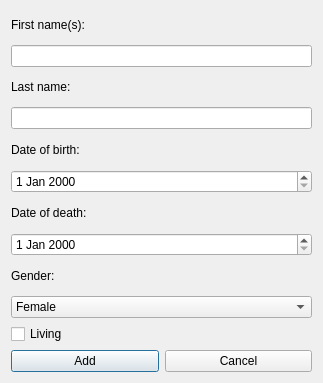
Old version of the form computer_scientists_ui/add_scientist.ui in the repository 2015-VLN1-Group-44/ComputerScientists_UI.
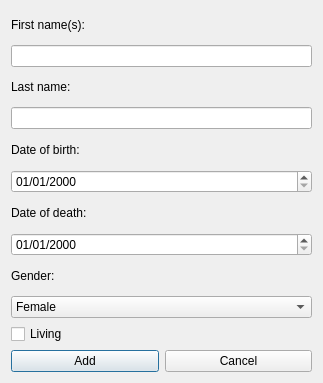
New version of the form.

Patch:
```diff
--- a/computer_scientists_ui/add_scientist.ui
+++ b/computer_scientists_ui/add_scientist.ui
@@ -44,7 +44,11 @@
       </widget>
      </item>
      <item>
-      <widget class="QDateEdit" name="birth_edit"/>
+      <widget class="QDateEdit" name="birth_edit">
+       <property name="displayFormat">
+        <string>dd/MM/yyyy</string>
+       </property>
+      </widget>
      </item>
      <item>
       <widget class="QLabel" name="label_4">
@@ -54,7 +58,11 @@
       </widget>
      </item>
      <item>
-      <widget class="QDateEdit" name="death_edit"/>
+      <widget class="QDateEdit" name="death_edit">
+       <property name="displayFormat">
+        <string>dd/MM/yyyy</string>
+       </property>
+      </widget>
      </item>
      <item>
       <widget class="QLabel" name="label_5">
```
